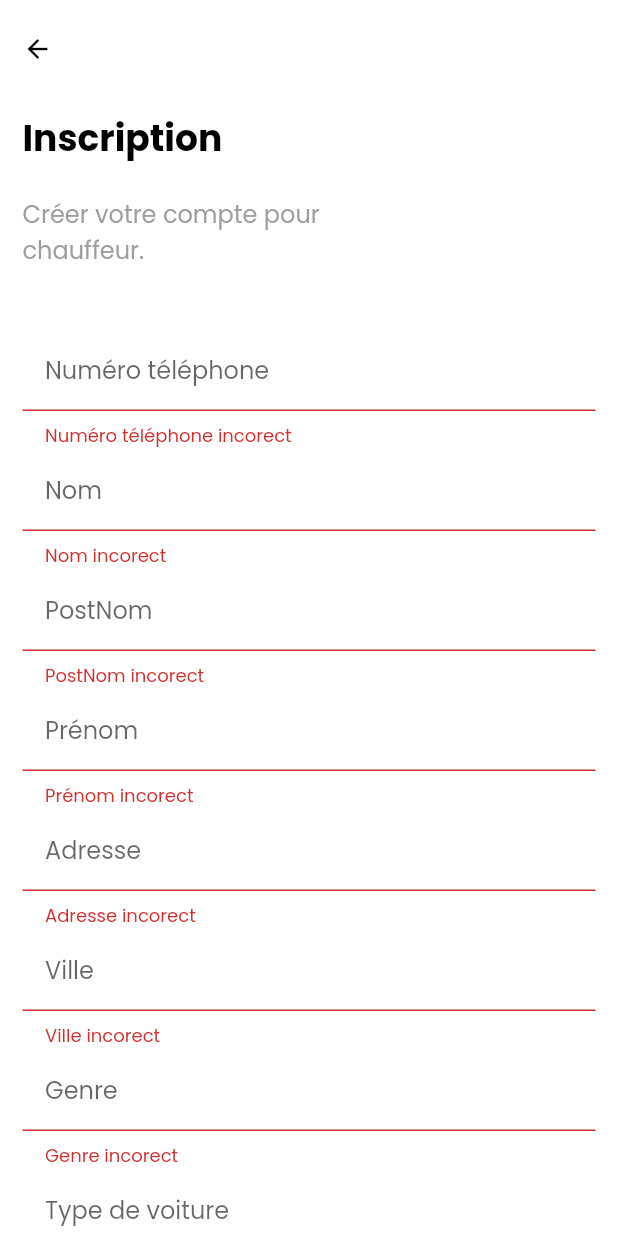
After one commit to Domiynsbelhanda/goplus, a Flutter app: the UserSignupScreen screen opened directly, after a tap on an icon or button, on a phone screen of 412 x 824 dp. The commit adds this screen. Run offline on Flutter 3.47's test engine with Material 2 defaults, Android fonts, the phone set to English and light mode, and no system bars; our stand-ins replace animated_splash_screen, cloud_firestore, dio, firebase_core, flutter_secure_storage, flutter_svg and 4 more; missing offline and left inert: cool_stepper, flutter_google_places_hoc081098, flutter_timer_countdown, google_api_headers, google_maps_webservice; accounts and stored records are empty; project files that could hold a hidden picture were left out.

Commit message:
[FEAT] SignUp login user

```diff
--- a/lib/screens/enter_phone_number_screen.dart
+++ b/lib/screens/enter_phone_number_screen.dart
@@ -165,6 +165,28 @@ class _PhoneNumberScreenState extends State<PhoneNumberScreen> {
                         }
                       },
                     ),
+
+                    const SizedBox(height: 16.0,),
+
+                    GestureDetector(
+                      onTap: (){
+                        Navigator.push(
+                          context,
+                          MaterialPageRoute(
+                              builder: (BuildContext context) =>
+                                  PhoneNumberScreen()
+                          ),
+                        );
+                      },
+                      child: const Text(
+                        'Pas de compte? Créez en un.',
+                        style: TextStyle(
+                          color: Colors.black54,
+                          fontWeight: FontWeight.w500,
+                        ),
+                      ),
+                    ),
+
                     SizedBox(height: size.height * 0.1),
                   ],
                 ),
--- /dev/null
+++ b/lib/screens/user_signup_screen.dart
@@ -0,0 +1,163 @@
+import 'package:cloud_firestore/cloud_firestore.dart';
+import 'package:flutter/material.dart';
+
+import '../../pages/homePage.dart';
+import '../../utils/app_colors.dart';
+import '../../widget/app_bar.dart';
+import '../../widget/app_button.dart';
+
+class UserSignupScreen extends StatefulWidget {
+  @override
+  _SignupScreenState createState() => _SignupScreenState();
+}
+
+class _SignupScreenState extends State<UserSignupScreen> {
+  late Size size;
+  final formkey = GlobalKey<FormState>();
+
+  TextEditingController nameController = TextEditingController();
+  TextEditingController postNomController = TextEditingController();
+  TextEditingController prenomController = TextEditingController();
+  TextEditingController adresseController = TextEditingController();
+  TextEditingController villeController = TextEditingController();
+  TextEditingController genreController = TextEditingController();
+  TextEditingController typeController = TextEditingController();
+  TextEditingController phoneController = TextEditingController();
+
+  late List input;
+
+  @override
+  void initState() {
+    super.initState();
+  }
+
+  @override
+  Widget build(BuildContext context) {
+    size = MediaQuery.of(context).size;
+    input = [
+      {
+        'label': 'Numéro téléphone', 'controller' : phoneController
+      },
+      {
+        'label': 'Nom', 'controller' : nameController
+      },
+      {
+        'label': 'PostNom', 'controller' : postNomController
+      },
+      {
+        'label': 'Prénom', 'controller' : prenomController
+      },
+      {
+        'label': 'Adresse', 'controller' : adresseController
+      },
+      {
+        'label': 'Ville', 'controller' : villeController
+      },
+      {
+        'label': 'Genre',
+        'controller' : genreController
+      },
+      {
+        'label': 'Type de voiture',
+        'controller' : typeController
+      }
+    ];
+    return Scaffold(
+      backgroundColor: Colors.white,
+      body: SingleChildScrollView(
+        child: SafeArea(
+          child: Padding(
+            padding: EdgeInsets.all(15.0),
+            child: Column(
+              crossAxisAlignment: CrossAxisAlignment.start,
+              mainAxisAlignment: MainAxisAlignment.center,
+              children: [
+                APPBAR(),
+                SizedBox(
+                  height: size.height * 0.03,
+                ),
+                Container(
+                  width: size.width,
+                  child: Text(
+                    'Inscription',
+                    style: TextStyle(
+                      fontWeight: FontWeight.bold,
+                      fontSize: 24.0,
+                    ),
+                  ),
+                ),
+                SizedBox(height: 20.0),
+                Container(
+                  width: size.width * 0.6,
+                  child: Text(
+                    'Créer votre compte pour chauffeur.',
+                    style: TextStyle(color: Colors.grey),
+                  ),
+                ),
+                SizedBox(height: size.height * 0.05),
+                Form(
+                  key: formkey,
+                  child: Column(
+                    children: [
+                      Column(
+                        children: input.map((e){
+                          return TextFormField(
+                            validator: (value) {
+                              if (value!.isEmpty) {
+                                return '${e['label']} incorect';
+                              }
+                              return null;
+                            },
+                            cursorColor: AppColors.primaryColor,
+                            keyboardType: TextInputType.name,
+                            controller: e['controller'],
+                            decoration: InputDecoration(
+                                hintText: '${e['label']}',
+                                contentPadding: EdgeInsets.all(15.0)),
+                          );
+                        }).toList()
+                      ),
+
+                      SizedBox(height: size.height * 0.07),
+                      AppButton(
+                          name: 'S\'INSRIRE',
+                          onTap: (){
+                            if(formkey.currentState!.validate()){
+                              var data = {
+                                "key": "hailing",
+                                "action": "create_user",
+                                "lastn": nameController.text.toString(),
+                                "midn": postNomController.text.toString(),
+                                "firstn": prenomController.text.toString(),
+                                "address": adresseController.text.toString(),
+                                "password": "OdK98@RAM",
+                                "city": villeController.text.toString(),
+                                "phone": phoneController.text.toString(),
+                                "gender": genreController.text.toString(),
+                                "profpic": "https://cdn-icons-png.flaticon.com/512/149/149071.png",
+                                "cartype": typeController.text.toString(),
+                                "carpic": "https://firebasestorage.googleapis.com/v0/b/taxigo-e3fcc.appspot.com/o/driver.jpg?alt=media&token=51c634b4-5a95-4607-8f82-27ed1bbb9e05",
+                                "level": "4"
+                              };
+                              FirebaseFirestore.instance.collection('drivers').doc(phoneController.text.toString()).set(data);
+
+                              Navigator.push(
+                                context,
+                                MaterialPageRoute(
+                                  builder: (_) => HomePage(),
+                                ),
+                              );
+                            }
+                          }),
+                    ],
+                  ),
+                ),
+                SizedBox(height: 15),
+              ],
+            ),
+          ),
+        ),
+      ),
+    );
+  }
+}
```
